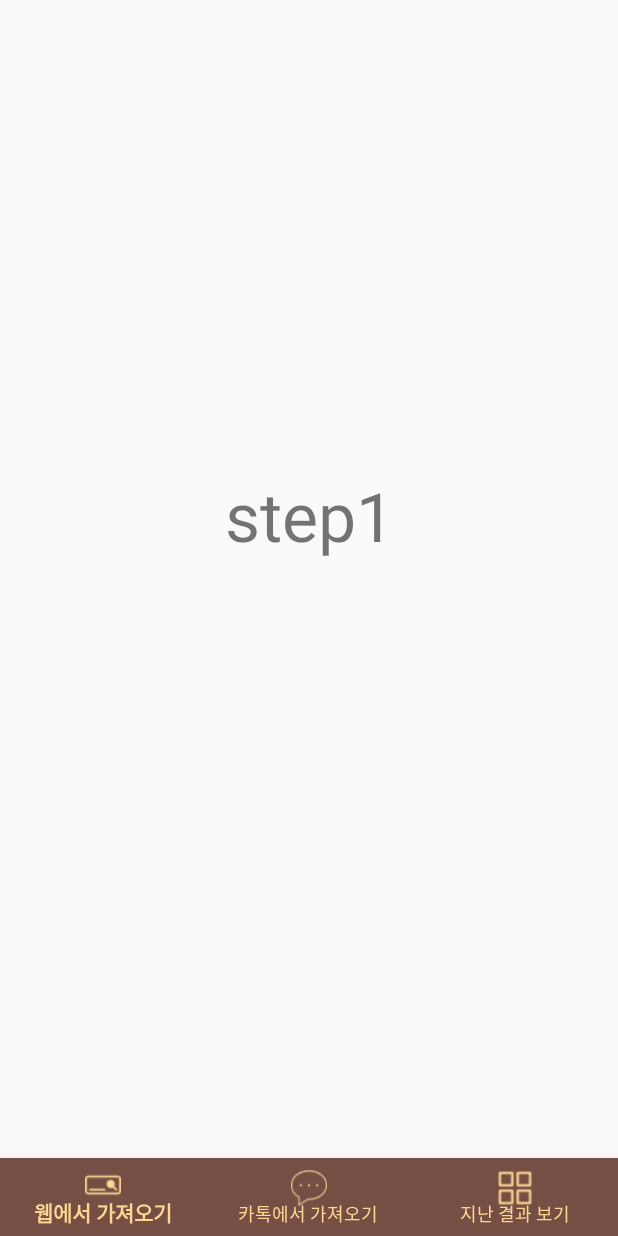
After one commit to MinJaeSim/MobileWordCloud, an Android app: the fragment StepFragment placed in its activity, on a phone screen of 412 x 824 dp. The commit adds this screen. Run offline under Robolectric (Android 15) with nearby library versions, the phone set to English and light mode, and no system bars; libraries missing offline, so code that uses them is left out: com.stepstone.stepper; 1 statement that could not run was skipped.

Commit message:
스텝퍼 적용

```diff
--- a/app/src/main/java/com/example/simminje/mobilewordcloud/View/LoadKakaoFragment.java
+++ b/app/src/main/java/com/example/simminje/mobilewordcloud/View/LoadKakaoFragment.java
@@ -57,6 +57,9 @@ public class LoadKakaoFragment extends Fragment implements GoogleApiClient.Conne
     @Override
     public View onCreateView(LayoutInflater inflater, @Nullable ViewGroup container, @Nullable Bundle savedInstanceState) {
         final View view = inflater.inflate(R.layout.fragment_load_kakao, container, false);
+
+        StepperLayout stepperLayout = (StepperLayout) view.findViewById(R.id.stepperLayout);
+        stepperLayout.setAdapter(new StepAdapter(getChildFragmentManager(), this.getContext()));
 
         displayButton = (Button) view.findViewById(R.id.display_result);
         progressBar = (ProgressBar) view.findViewById(R.id.progressBar);
--- a/app/src/main/java/com/example/simminje/mobilewordcloud/View/LoadWebFragment.java
+++ b/app/src/main/java/com/example/simminje/mobilewordcloud/View/LoadWebFragment.java
@@ -39,6 +39,10 @@ public class LoadWebFragment extends Fragment {
 
         displayButton = (Button) view.findViewById(R.id.display_result);
         progressBar = (ProgressBar) view.findViewById(R.id.progressBar);
+
+        StepperLayout stepperLayout = (StepperLayout) view.findViewById(R.id.stepperLayout);
+        stepperLayout.setAdapter(new StepAdapter(getChildFragmentManager(), this.getContext()));
+
 
         displayButton.setOnClickListener(new View.OnClickListener() {
             @Override
--- /dev/null
+++ b/app/src/main/java/com/example/simminje/mobilewordcloud/View/StepFragment.java
@@ -0,0 +1,53 @@
+package com.example.simminje.mobilewordcloud.View;
+
+import android.os.Bundle;
+import android.support.annotation.NonNull;
+import android.support.annotation.Nullable;
+import android.support.v4.app.Fragment;
+import android.util.Log;
+import android.view.LayoutInflater;
+import android.view.View;
+import android.view.ViewGroup;
+
+import com.example.simminje.mobilewordcloud.R;
+import com.stepstone.stepper.Step;
+import com.stepstone.stepper.VerificationError;
+
+public class StepFragment extends Fragment implements Step{
+
+    @Nullable
+    @Override
+    public View onCreateView(LayoutInflater inflater, @Nullable ViewGroup container, @Nullable Bundle savedInstanceState) {
+        View v = null;
+        int num = getArguments().getInt("page");
+        switch (num) {
+            case 0 :
+                v = inflater.inflate(R.layout.step1, container, false);
+                break;
+            case 1 :
+                v = inflater.inflate(R.layout.step2, container, false);
+                break;
+            case 2 :
+                v = inflater.inflate(R.layout.step3, container, false);
+                break;
+        }
+        //initialize your UI
+
+        return v;
+    }
+
+    @Override
+    public VerificationError verifyStep() {
+        return null;
+    }
+
+    @Override
+    public void onSelected() {
+
+    }
+
+    @Override
+    public void onError(@NonNull VerificationError error) {
+
+    }
+}
--- /dev/null
+++ b/app/src/main/res/layout/step1.xml
@@ -0,0 +1,20 @@
+<?xml version="1.0" encoding="utf-8"?>
+<android.support.constraint.ConstraintLayout
+    xmlns:android="http://schemas.android.com/apk/res/android"
+    xmlns:app="http://schemas.android.com/apk/res-auto"
+    xmlns:tools="http://schemas.android.com/tools"
+    android:layout_width="match_parent"
+    android:layout_height="match_parent">
+
+    <TextView
+        android:id="@+id/textView"
+        android:layout_width="176dp"
+        android:layout_height="138dp"
+        android:text="step1"
+        android:textAlignment="center"
+        android:textSize="45sp"
+        app:layout_constraintLeft_toLeftOf="parent"
+        app:layout_constraintRight_toRightOf="parent"
+        app:layout_constraintTop_toTopOf="parent"
+        app:layout_constraintBottom_toBottomOf="parent" />
+</android.support.constraint.ConstraintLayout>
```
Also changed, not shown: app/src/main/java/com/example/simminje/mobilewordcloud/View/StepAdapter.java (added, +58 -0 lines), app/src/main/res/layout/fragment_load_kakao.xml (+23 -14 lines), app/src/main/res/layout/fragment_load_web.xml (+25 -23 lines), app/src/main/res/layout/step2.xml (added, +17 -0 lines), app/src/main/res/layout/step3.xml (added, +17 -0 lines).
